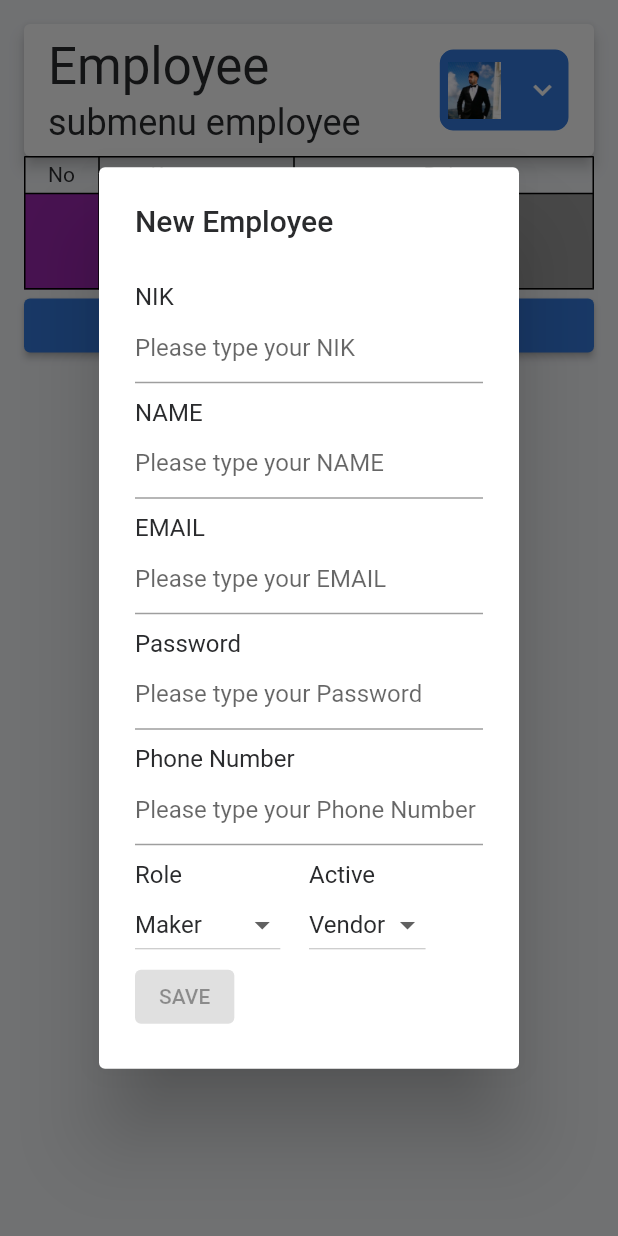
After one commit to initsolution/web_admin_bci, a Flutter app: the PortalMasterLayout screen opened directly, after a tap on "click me", on a phone screen of 412 x 824 dp. The commit adds this screen. Run offline on Flutter 3.47's test engine with Material 2 defaults, Android fonts, the light colour scheme and no system bars; our stand-ins replace awesome_dialog, dio, equatable, flutter_form_builder, flutter_riverpod, form_builder_validators and 4 more; missing offline and left inert: dart:html; accounts and stored records are empty; generated files the repository leaves out were written again.

Commit message:
dialog employee

```diff
--- a/lib/views/screens/employee_screen.dart
+++ b/lib/views/screens/employee_screen.dart
@@ -1,5 +1,6 @@
 import 'package:flutter/material.dart';
 import 'package:flutter_web_ptb/constants/dimens.dart';
+import 'package:flutter_web_ptb/views/widgets/dialog_add_employee.dart';
 import 'package:flutter_web_ptb/views/widgets/header.dart';
 import 'package:flutter_web_ptb/views/widgets/portal_master_layout/portal_master_layout.dart';
 import 'package:provider/provider.dart';
@@ -87,6 +88,16 @@ class _EmployeeScreenState extends State<EmployeeScreen> {
               ),
             ],
           ),
+          ElevatedButton(
+              onPressed: () => {
+                    showDialog(
+                      context: context,
+                      builder: (context) {
+                        return Container(child: DialogAddEmployee());
+                      },
+                    ),
+                  },
+              child: Text('click me'))
         ],
       ),
     );
--- /dev/null
+++ b/lib/views/widgets/dialog_add_employee.dart
@@ -0,0 +1,142 @@
+import 'package:flutter/material.dart';
+
+class DialogAddEmployee extends StatelessWidget {
+  DialogAddEmployee({super.key});
+
+  @override
+  Widget build(BuildContext context) {
+    return AlertDialog(
+      title: const Text('New Employee'),
+      content: SizedBox(
+        width: MediaQuery.of(context).size.width / 2.5,
+        child: SingleChildScrollView(
+          child: Column(
+            crossAxisAlignment: CrossAxisAlignment.start,
+            children: [
+              const SizedBox(
+                height: 10,
+              ),
+              const Text('NIK'),
+              const TextField(
+                keyboardType: TextInputType.text,
+                obscureText: false,
+                decoration: InputDecoration(
+                  hintText: 'Please type your NIK',
+                ),
+              ),
+              const SizedBox(
+                height: 10,
+              ),
+              const Text('NAME'),
+              const TextField(
+                keyboardType: TextInputType.text,
+                obscureText: false,
+                decoration: InputDecoration(
+                  hintText: 'Please type your NAME',
+                ),
+              ),
+              const SizedBox(
+                height: 10,
+              ),
+              const Text('EMAIL'),
+              const TextField(
+                keyboardType: TextInputType.text,
+                obscureText: false,
+                decoration: InputDecoration(
+                  hintText: 'Please type your EMAIL',
+                ),
+              ),
+              const SizedBox(
+                height: 10,
+              ),
+              const Text('Password'),
+              const TextField(
+                keyboardType: TextInputType.text,
+                obscureText: false,
+                decoration: InputDecoration(
+                  hintText: 'Please type your Password',
+                ),
+              ),
+              const SizedBox(
+                height: 10,
+              ),
+              const Text('Phone Number'),
+              const TextField(
+                keyboardType: TextInputType.text,
+                obscureText: false,
+                decoration: InputDecoration(
+                  hintText: 'Please type your Phone Number',
+                ),
+              ),
+              const SizedBox(
+                height: 10,
+              ),
+              Row(
+                children: [
+                  Expanded(
+                    child: Column(
+                      crossAxisAlignment: CrossAxisAlignment.start,
+                      children: [
+                        const Text('Role'),
+                        getDropdownRole(),
+                      ],
+                    ),
+                  ),
+                  Expanded(
+                    child: Column(
+                      crossAxisAlignment: CrossAxisAlignment.start,
+                      children: [
+                        const Text('Active'),
+                        getDropdownActive(),
+                      ],
+                    ),
+                  ),
+                ],
+              ),
+              const ElevatedButton(
+                onPressed: null,
+                child: Text('SAVE'),
+              ),
+            ],
+          ),
+        ),
+      ),
+      // actions: [ElevatedButton(onPressed: null, child: Text('Save'))],
+    );
+  }
+
+  Widget getDropdownRole() {
+    var initialVal = "Maker";
+    var func;
+    return DropdownButton(
+      value: initialVal,
+      onChanged: (value) =>
+          func, // =========== Here the error occurs ==========================
+      items: <String>['Maker', 'Verifikator', 'Admin']
+          .map<DropdownMenuItem<String>>((String value) {
+        return DropdownMenuItem<String>(
+          value: value,
+          child: Text(value),
+        );
+      }).toList(),
+    );
+  }
+
+  Widget getDropdownActive() {
+    String? initialVal = "Vendor";
+    var func;
+    return DropdownButton(
+      value: initialVal,
+      onChanged: (value) {
+        debugPrint(value);
+      }, // =========== Here the error occurs ==========================
+      items: <String>['Vendor', 'Internal']
+          .map<DropdownMenuItem<String>>((String value) {
+        return DropdownMenuItem<String>(
+          value: value,
+          child: Text(value),
+        );
+      }).toList(),
+    );
+  }
+}
```
